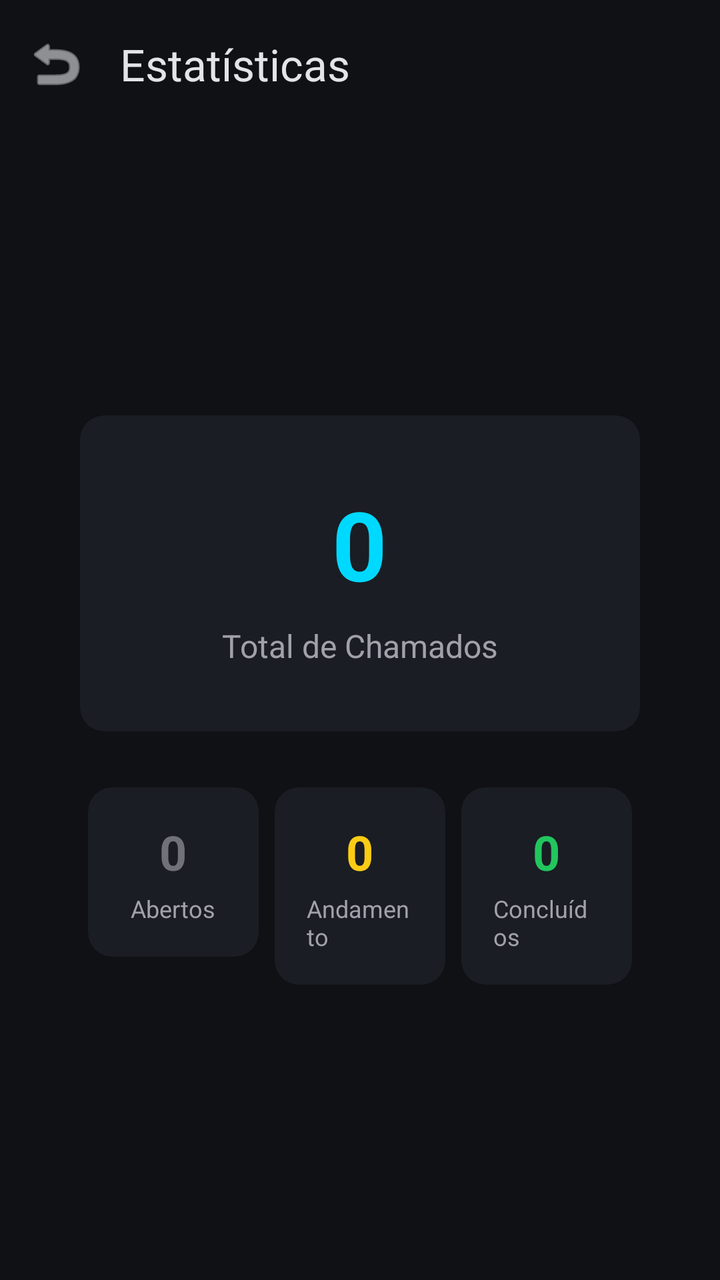
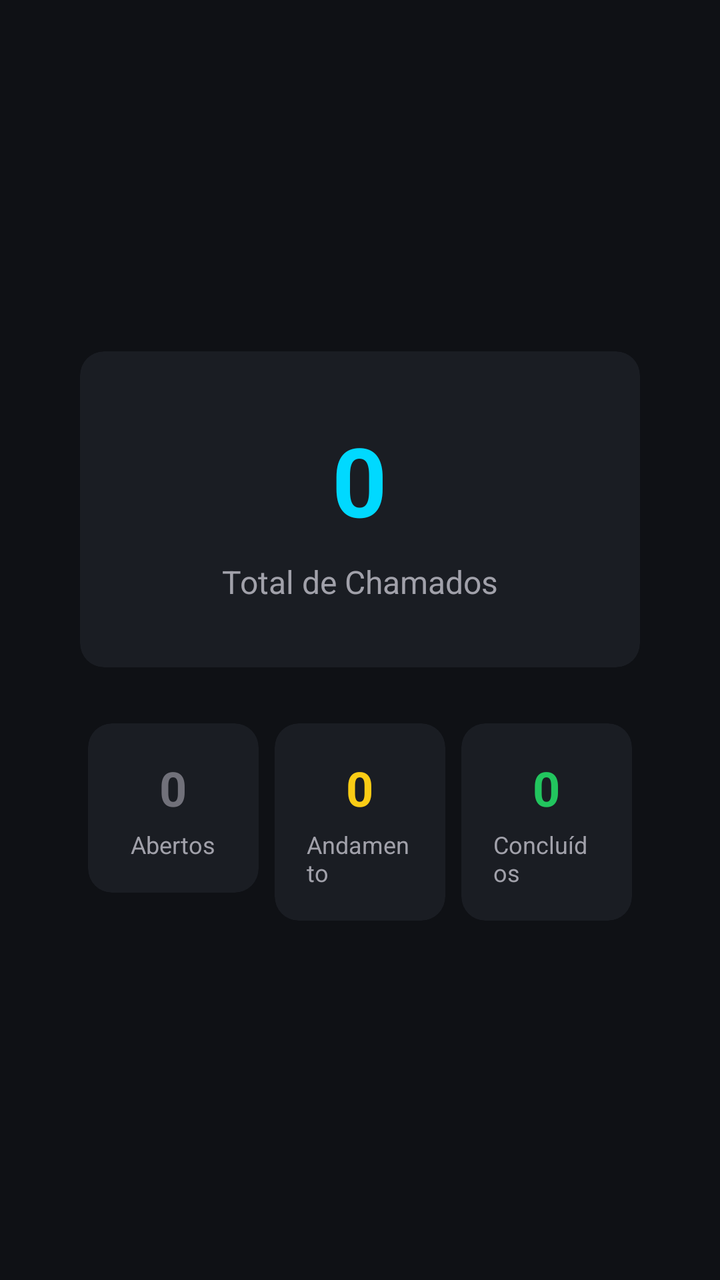

The first picture is an Android layout as it rendered before a commit; the second is the same layout after the commit. The layout source and the unified diff follow.
<!-- AndroidManifest.xml: application theme Theme.ChamaTI -->
<!-- res/layout/activity_estatisticas.xml -->
<?xml version="1.0" encoding="utf-8"?>
<LinearLayout xmlns:android="http://schemas.android.com/apk/res/android"
    xmlns:app="http://schemas.android.com/apk/res-auto"
    android:layout_width="match_parent"
    android:layout_height="match_parent"
    android:background="@color/background_dark"
    android:orientation="vertical">

    <com.google.android.material.appbar.MaterialToolbar
        android:id="@+id/toolbar"
        android:layout_width="match_parent"
        android:layout_height="?attr/actionBarSize"
        android:background="@color/background_dark"
        app:title="Estatísticas"
        app:titleTextColor="@color/text_primary"
        app:navigationIcon="@android:drawable/ic_menu_revert"
        app:navigationIconTint="@color/text_primary" />

    <LinearLayout
        android:layout_width="match_parent"
        android:layout_height="match_parent"
        android:gravity="center"
        android:orientation="vertical"
        android:padding="40dp">

        <com.google.android.material.card.MaterialCardView
            android:layout_width="match_parent"
            android:layout_height="wrap_content"
            android:layout_marginBottom="24dp">

            <LinearLayout
                android:layout_width="match_parent"
                android:layout_height="wrap_content"
                android:gravity="center"
                android:orientation="vertical"
                android:padding="32dp">

                <TextView
                    android:id="@+id/tvTotal"
                    android:layout_width="wrap_content"
                    android:layout_height="wrap_content"
                    android:text="0"
                    android:textColor="@color/chama_cyan"
                    android:textSize="48sp"
                    android:textStyle="bold" />

                <TextView
                    android:layout_width="wrap_content"
                    android:layout_height="wrap_content"
                    android:layout_marginTop="8dp"
                    android:text="Total de Chamados"
                    android:textColor="@color/text_secondary"
                    android:textSize="16sp" />
            </LinearLayout>
        </com.google.android.material.card.MaterialCardView>

        <LinearLayout
            android:layout_width="match_parent"
            android:layout_height="wrap_content"
            android:orientation="horizontal"
            android:weightSum="3">

            <com.google.android.material.card.MaterialCardView
                android:layout_width="0dp"
                android:layout_height="wrap_content"
                android:layout_margin="4dp"
                android:layout_weight="1">

                <LinearLayout
                    android:layout_width="match_parent"
                    android:layout_height="wrap_content"
                    android:gravity="center"
                    android:orientation="vertical"
                    android:padding="16dp">

                    <TextView
                        android:id="@+id/tvCountAbertos"
                        android:layout_width="wrap_content"
                        android:layout_height="wrap_content"
                        android:text="0"
                        android:textColor="@color/status_aberto"
                        android:textSize="24sp"
                        android:textStyle="bold" />

                    <TextView
                        android:layout_width="wrap_content"
                        android:layout_height="wrap_content"
                        android:layout_marginTop="4dp"
                        android:text="Abertos"
                        android:textColor="@color/text_secondary"
                        android:textSize="12sp" />
                </LinearLayout>
            </com.google.android.material.card.MaterialCardView>

            <com.google.android.material.card.MaterialCardView
                android:layout_width="0dp"
                android:layout_height="wrap_content"
                android:layout_margin="4dp"
                android:layout_weight="1">

                <LinearLayout
                    android:layout_width="match_parent"
                    android:layout_height="wrap_content"
                    android:gravity="center"
                    android:orientation="vertical"
                    android:padding="16dp">

                    <TextView
                        android:id="@+id/tvCountAndamento"
                        android:layout_width="wrap_content"
                        android:layout_height="wrap_content"
                        android:text="0"
                        android:textColor="@color/status_andamento"
                        android:textSize="24sp"
                        android:textStyle="bold" />

                    <TextView
                        android:layout_width="wrap_content"
                        android:layout_height="wrap_content"
                        android:layout_marginTop="4dp"
                        android:text="Andamento"
                        android:textColor="@color/text_secondary"
                        android:textSize="12sp" />
                </LinearLayout>
            </com.google.android.material.card.MaterialCardView>

            <com.google.android.material.card.MaterialCardView
                android:layout_width="0dp"
                android:layout_height="wrap_content"
                android:layout_margin="4dp"
                android:layout_weight="1">

                <LinearLayout
                    android:layout_width="match_parent"
                    android:layout_height="wrap_content"
                    android:gravity="center"
                    android:orientation="vertical"
                    android:padding="16dp">

                    <TextView
                        android:id="@+id/tvCountConcluidos"
                        android:layout_width="wrap_content"
                        android:layout_height="wrap_content"
                        android:text="0"
                        android:textColor="@color/status_concluido"
                        android:textSize="24sp"
                        android:textStyle="bold" />

                    <TextView
                        android:layout_width="wrap_content"
                        android:layout_height="wrap_content"
                        android:layout_marginTop="4dp"
                        android:text="Concluídos"
                        android:textColor="@color/text_secondary"
                        android:textSize="12sp" />
                </LinearLayout>
            </com.google.android.material.card.MaterialCardView>
        </LinearLayout>
    </LinearLayout>
</LinearLayout>
<!-- resources referenced by this layout -->
<resources>
  <color name="background_dark">#0F1115</color>
  <color name="chama_cyan">#00D9FF</color>
  <color name="status_aberto">#71717A</color>
  <color name="status_andamento">#FACC15</color>
  <color name="status_concluido">#22C55E</color>
  <color name="text_primary">#E4E4E7</color>
  <color name="text_secondary">#A1A1AA</color>
  <style name="Theme.ChamaTI" parent="Base.Theme.ChamaTI" />
  <style name="Base.Theme.ChamaTI" parent="Theme.Material3.DayNight.NoActionBar">
          <item name="android:windowBackground">@color/background_dark</item>
          <item name="android:statusBarColor">@color/background_dark</item>
          <item name="android:windowLightStatusBar">false</item>
  
          <item name="colorPrimary">@color/chama_red</item>
          <item name="colorSecondary">@color/chama_cyan</item>
          <item name="android:textColorPrimary">@color/text_primary</item>
          <item name="android:textColorSecondary">@color/text_secondary</item>
  
          
          <item name="materialCardViewStyle">@style/Widget.ChamaTI.CardView</item>
          <item name="textInputStyle">@style/Widget.ChamaTI.TextInputLayout</item>
      </style>
  <color name="chama_red">#FF2A2A</color>
  <style name="Widget.ChamaTI.CardView" parent="Widget.Material3.CardView.Filled">
          <item name="cardBackgroundColor">@color/card_background</item>
          <item name="cardCornerRadius">12dp</item>
          <item name="strokeWidth">0dp</item>
      </style>
  <style name="Widget.ChamaTI.TextInputLayout" parent="Widget.Material3.TextInputLayout.FilledBox">
          <item name="boxBackgroundColor">@color/input_background</item>
          <item name="boxCornerRadiusTopStart">8dp</item>
          <item name="boxCornerRadiusTopEnd">8dp</item>
          <item name="boxCornerRadiusBottomStart">8dp</item>
          <item name="boxCornerRadiusBottomEnd">8dp</item>
          <item name="boxStrokeWidth">0dp</item>
          <item name="boxStrokeWidthFocused">1dp</item>
          <item name="hintTextColor">@color/text_secondary</item>
          <item name="android:textColorHint">@color/text_secondary</item>
      </style>
  <color name="card_background">#1A1D23</color>
  <color name="input_background">#23262D</color>
</resources>

<!-- the commit's change to res/layout/activity_estatisticas.xml (unified diff, before → after) -->
@@ -4,157 +4,141 @@
     android:layout_width="match_parent"
     android:layout_height="match_parent"
     android:background="@color/background_dark"
-    android:orientation="vertical">
+    android:gravity="center"
+    android:orientation="vertical"
+    android:padding="40dp">
 
-    <com.google.android.material.appbar.MaterialToolbar
-        android:id="@+id/toolbar"
+    <com.google.android.material.card.MaterialCardView
         android:layout_width="match_parent"
-        android:layout_height="?attr/actionBarSize"
-        android:background="@color/background_dark"
-        app:title="Estatísticas"
-        app:titleTextColor="@color/text_primary"
-        app:navigationIcon="@android:drawable/ic_menu_revert"
-        app:navigationIconTint="@color/text_primary" />
+        android:layout_height="wrap_content"
+        android:layout_marginBottom="24dp">
+
+        <LinearLayout
+            android:layout_width="match_parent"
+            android:layout_height="wrap_content"
+            android:gravity="center"
+            android:orientation="vertical"
+            android:padding="32dp">
+
+            <TextView
+                android:id="@+id/tvTotal"
+                android:layout_width="wrap_content"
+                android:layout_height="wrap_content"
+                android:text="0"
+                android:textColor="@color/chama_cyan"
+                android:textSize="48sp"
+                android:textStyle="bold" />
+
+            <TextView
+                android:layout_width="wrap_content"
+                android:layout_height="wrap_content"
+                android:layout_marginTop="8dp"
+                android:text="Total de Chamados"
+                android:textColor="@color/text_secondary"
+                android:textSize="16sp" />
+        </LinearLayout>
+    </com.google.android.material.card.MaterialCardView>
 
     <LinearLayout
         android:layout_width="match_parent"
-        android:layout_height="match_parent"
-        android:gravity="center"
-        android:orientation="vertical"
-        android:padding="40dp">
+        android:layout_height="wrap_content"
+        android:orientation="horizontal"
+        android:weightSum="3">
 
         <com.google.android.material.card.MaterialCardView
-            android:layout_width="match_parent"
+            android:layout_width="0dp"
             android:layout_height="wrap_content"
-            android:layout_marginBottom="24dp">
+            android:layout_margin="4dp"
+            android:layout_weight="1">
 
             <LinearLayout
                 android:layout_width="match_parent"
                 android:layout_height="wrap_content"
                 android:gravity="center"
                 android:orientation="vertical"
-                android:padding="32dp">
+                android:padding="16dp">
 
                 <TextView
-                    android:id="@+id/tvTotal"
+                    android:id="@+id/tvCountAbertos"
                     android:layout_width="wrap_content"
                     android:layout_height="wrap_content"
                     android:text="0"
-                    android:textColor="@color/chama_cyan"
-                    android:textSize="48sp"
+                    android:textColor="@color/status_aberto"
+                    android:textSize="24sp"
                     android:textStyle="bold" />
 
                 <TextView
                     android:layout_width="wrap_content"
                     android:layout_height="wrap_content"
-                    android:layout_marginTop="8dp"
-                    android:text="Total de Chamados"
+                    android:layout_marginTop="4dp"
+                    android:text="Abertos"
                     android:textColor="@color/text_secondary"
-                    android:textSize="16sp" />
+                    android:textSize="12sp" />
             </LinearLayout>
         </com.google.android.material.card.MaterialCardView>
 
-        <LinearLayout
-            android:layout_width="match_parent"
+        <com.google.android.material.card.MaterialCardView
+            android:layout_width="0dp"
             android:layout_height="wrap_content"
-            android:orientation="horizontal"
-            android:weightSum="3">
+            android:layout_margin="4dp"
+            android:layout_weight="1">
 
-            <com.google.android.material.card.MaterialCardView
-                android:layout_width="0dp"
+            <LinearLayout
+                android:layout_width="match_parent"
                 android:layout_height="wrap_content"
-                android:layout_margin="4dp"
-                android:layout_weight="1">
+                android:gravity="center"
+                android:orientation="vertical"
+                android:padding="16dp">
 
-                <LinearLayout
-                    android:layout_width="match_parent"
+                <TextView
+                    android:id="@+id/tvCountAndamento"
+                    android:layout_width="wrap_content"
                     android:layout_height="wrap_content"
-                    android:gravity="center"
-                    android:orientation="vertical"
-                    android:padding="16dp">
+                    android:text="0"
+                    android:textColor="@color/status_andamento"
+                    android:textSize="24sp"
+                    android:textStyle="bold" />
 
-                    <TextView
-                        android:id="@+id/tvCountAbertos"
-                        android:layout_width="wrap_content"
-                        android:layout_height="wrap_content"
-                        android:text="0"
-                        android:textColor="@color/status_aberto"
-                        android:textSize="24sp"
-                        android:textStyle="bold" />
+                <TextView
+                    android:layout_width="wrap_content"
+                    android:layout_height="wrap_content"
+                    android:layout_marginTop="4dp"
+                    android:text="Andamento"
+                    android:textColor="@color/text_secondary"
+                    android:textSize="12sp" />
+            </LinearLayout>
+        </com.google.android.material.card.MaterialCardView>
 
-                    <TextView
-                        android:layout_width="wrap_content"
-                        android:layout_height="wrap_content"
-                        android:layout_marginTop="4dp"
-                        android:text="Abertos"
-                        android:textColor="@color/text_secondary"
-                        android:textSize="12sp" />
-                </LinearLayout>
-            </com.google.android.material.card.MaterialCardView>
+        <com.google.android.material.card.MaterialCardView
+            android:layout_width="0dp"
+            android:layout_height="wrap_content"
+            android:layout_margin="4dp"
+            android:layout_weight="1">
 
-            <com.google.android.material.card.MaterialCardView
-                android:layout_width="0dp"
+            <LinearLayout
+                android:layout_width="match_parent"
                 android:layout_height="wrap_content"
-                android:layout_margin="4dp"
-                android:layout_weight="1">
+                android:gravity="center"
+                android:orientation="vertical"
+                android:padding="16dp">
 
-                <LinearLayout
-                    android:layout_width="match_parent"
+                <TextView
+                    android:id="@+id/tvCountConcluidos"
+                    android:layout_width="wrap_content"
                     android:layout_height="wrap_content"
-                    android:gravity="center"
-                    android:orientation="vertical"
-                    android:padding="16dp">
+                    android:text="0"
+                    android:textColor="@color/status_concluido"
+                    android:textSize="24sp"
+                    android:textStyle="bold" />
 
-                    <TextView
-                        android:id="@+id/tvCountAndamento"
-                        android:layout_width="wrap_content"
-                        android:layout_height="wrap_content"
-                        android:text="0"
-                        android:textColor="@color/status_andamento"
-                        android:textSize="24sp"
-                        android:textStyle="bold" />
-
-                    <TextView
-                        android:layout_width="wrap_content"
-                        android:layout_height="wrap_content"
-                        android:layout_marginTop="4dp"
-                        android:text="Andamento"
-                        android:textColor="@color/text_secondary"
-                        android:textSize="12sp" />
-                </LinearLayout>
-            </com.google.android.material.card.MaterialCardView>
-
-            <com.google.android.material.card.MaterialCardView
-                android:layout_width="0dp"
-                android:layout_height="wrap_content"
-                android:layout_margin="4dp"
-                android:layout_weight="1">
-
-                <LinearLayout
-                    android:layout_width="match_parent"
+                <TextView
+                    android:layout_width="wrap_content"
                     android:layout_height="wrap_content"
-                    android:gravity="center"
-                    android:orientation="vertical"
-                    android:padding="16dp">
-
-                    <TextView
-                        android:id="@+id/tvCountConcluidos"
-                        android:layout_width="wrap_content"
-                        android:layout_height="wrap_content"
-                        android:text="0"
-                        android:textColor="@color/status_concluido"
-                        android:textSize="24sp"
-                        android:textStyle="bold" />
-
-                    <TextView
-                        android:layout_width="wrap_content"
-                        android:layout_height="wrap_content"
-                        android:layout_marginTop="4dp"
-                        android:text="Concluídos"
-                        android:textColor="@color/text_secondary"
-                        android:textSize="12sp" />
-                </LinearLayout>
-            </com.google.android.material.card.MaterialCardView>
-        </LinearLayout>
+                    android:layout_marginTop="4dp"
+                    android:text="Concluídos"
+                    android:textColor="@color/text_secondary"
+                    android:textSize="12sp" />
+            </LinearLayout>
+        </com.google.android.material.card.MaterialCardView>
     </LinearLayout>
 </LinearLayout>
